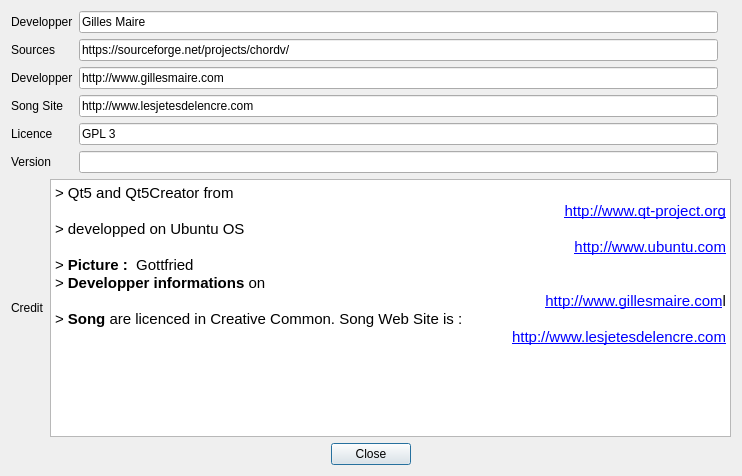
This is ui/dialogabout.ui in jpcima/chordv as Qt 5 draws it before an edit. The edited form follows.
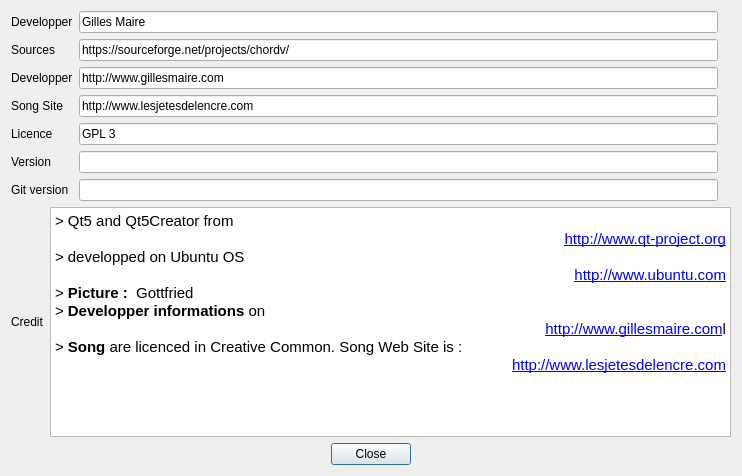
This is the edited form. Icons and pictures are not drawn.

Commit message: Import chords from {define} Util class changed to ChordClass

Diff of the .ui file:
```diff
--- a/ui/dialogabout.ui
+++ b/ui/dialogabout.ui
@@ -66,6 +66,13 @@
                </property>
               </widget>
              </item>
+             <item>
+              <widget class="QLabel" name="labelGitVersion">
+               <property name="text">
+                <string>Git version</string>
+               </property>
+              </widget>
+             </item>
             </layout>
            </item>
            <item>
@@ -130,6 +137,16 @@
                </property>
               </widget>
              </item>
+             <item>
+              <widget class="QLineEdit" name="lineEditGitVersion">
+               <property name="text">
+                <string/>
+               </property>
+               <property name="readOnly">
+                <bool>true</bool>
+               </property>
+              </widget>
+             </item>
             </layout>
            </item>
           </layout>
```
Left out of the diff: 6 changed lines with no effect on the pictures. The commit also changes 15 other files.
